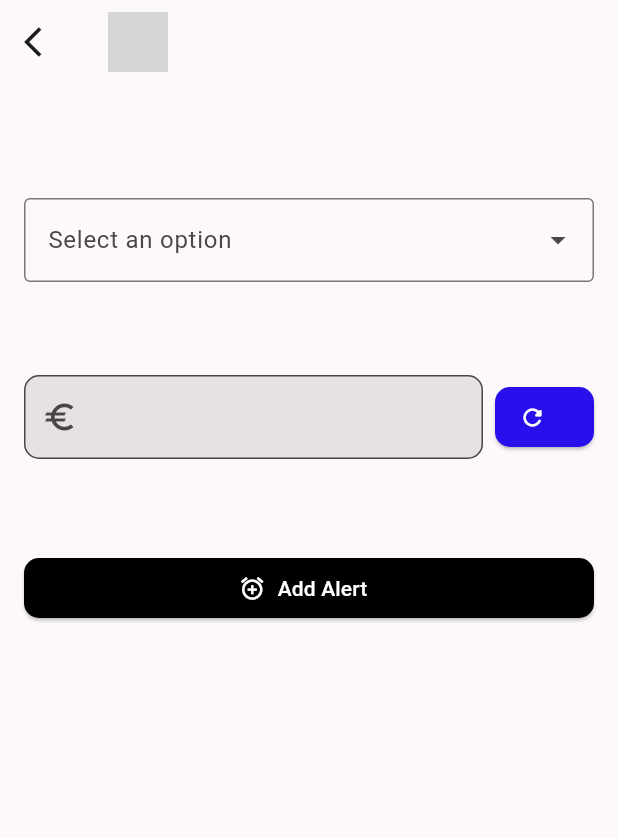
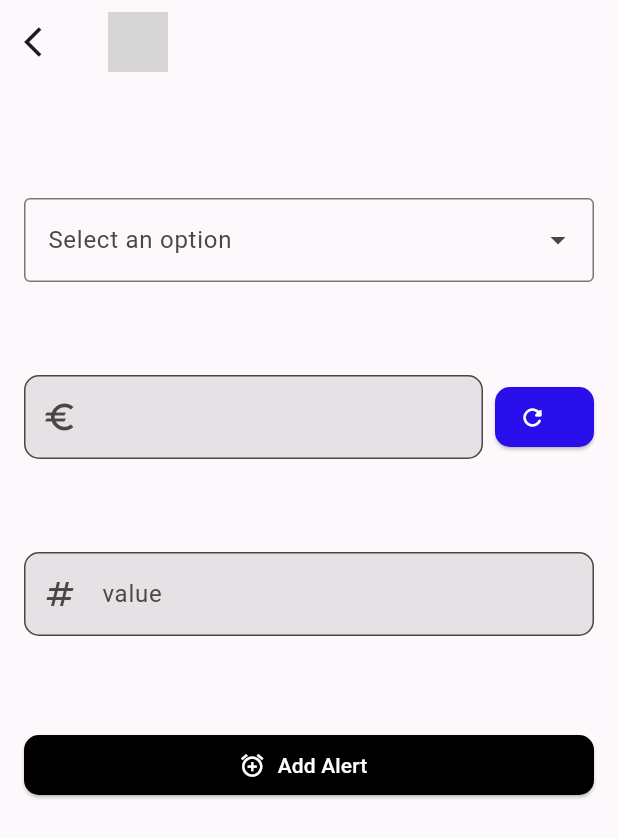
Before and after one commit to azizi06/tradingalertsapp, a Flutter app: the MyAddalertPage screen opened directly with empty values, on a phone screen of 412 x 824 dp. Shown: the top 838 px of the screen. Run offline on Flutter 3.47's test engine with Material 3 defaults, Android fonts, the phone set to English and light mode, and no system bars; our stand-ins replace cloud_firestore, dio, firebase_core, firebase_messaging, flutter_bloc, go_router and 2 more; missing offline and left inert: chart_sparkline; accounts and stored records are empty; network calls fail; Roboto replaces fonts that are missing (Roboto Flex); grey boxes are pictures that could not be loaded.

Commit message:
Adding FireStore

```diff
--- a/lib/api/firebase_messaging_api.dart
+++ b/lib/api/firebase_messaging_service.dart
@@ -2,7 +2,7 @@
 import 'package:firebase_core/firebase_core.dart';
 import 'package:firebase_messaging/firebase_messaging.dart';
 
-class FirebaseMessagingApi {
+class FirebaseMessagingService {
   final FirebaseMessaging _firebaseMessaging = FirebaseMessaging.instance;
 
   Future<void> initialize() async {
--- a/lib/main.dart
+++ b/lib/main.dart
@@ -1,5 +1,5 @@
 import 'package:flutter/material.dart';
-import 'package:stocksalertapp/api/firebase_messaging_api.dart';
+import 'package:stocksalertapp/api/firebase_messaging_service.dart';
 import 'package:stocksalertapp/models/coin_model.dart';
 import 'package:stocksalertapp/models/theme_enum.dart';
 import 'package:stocksalertapp/screens/addAlert_screen.dart';
@@ -71,7 +71,7 @@
   await Firebase.initializeApp(
     options: DefaultFirebaseOptions.currentPlatform,
   );
-  await FirebaseMessagingApi().initialize();
+  await FirebaseMessagingService().initialize();
   runApp(const MyApp());
 }
 
--- a/lib/models/alert_model.dart
+++ b/lib/models/alert_model.dart
@@ -1,5 +1,3 @@
-import 'dart:ffi';
-
 enum StockAlertType {
   priceOver,
   priceBelow,
@@ -7,14 +5,55 @@ enum StockAlertType {
   change24HBelow,
 }
 
+/// Represents a price alert for a specific cryptocurrency.
 class AlertModel {
+  /// The unique identifier of the cryptocurrency.
   final String coinID;
+
+  /// The type of stock alert.
   final StockAlertType type;
+
+  /// The current price of the cryptocurrency.
   final double coinPrice;
+
+  /// The target value for triggering the alert.
+  final double value;
+
+  /// Indicates if the alert has been notified to the user.
+  final bool isNotified;
+
+  /// The Firebase Cloud Messaging token for notifications.
+  final String fcmToken;
 
   AlertModel({
     required this.coinID,
     required this.type,
     required this.coinPrice,
+    required this.value,
+    required this.fcmToken,
+    required this.isNotified,
   });
+
+  /// Converts the model to a JSON format for storage or networking.
+  Map<String, dynamic> toJson() => {
+        'coinID': coinID,
+        'type': type.toString().split('.').last,
+        'coinPrice': coinPrice,
+        'value': value,
+        'isNotified': isNotified,
+        'fcmToken': fcmToken,
+      };
+
+  /// Creates an instance of AlertModel from a JSON object.
+  factory AlertModel.fromJson(Map<String, dynamic> json) {
+    return AlertModel(
+      coinID: json['coinID'],
+      type: StockAlertType.values.firstWhere(
+          (e) => e.toString().split('.').last == json['type']),
+      coinPrice: json['coinPrice'],
+      value: json['value'],
+      fcmToken: json['fcmToken'],
+      isNotified: json['isNotified'],
+    );
+  }
 }
--- a/lib/screens/addAlert_screen.dart
+++ b/lib/screens/addAlert_screen.dart
@@ -1,8 +1,11 @@
 import 'package:flutter/material.dart';
 import 'package:go_router/go_router.dart';
+import 'package:stocksalertapp/api/firebase_messaging_service.dart';
 import 'package:stocksalertapp/components/my_IconButton.dart';
 import 'package:stocksalertapp/components/my_textfield.dart';
 import 'package:stocksalertapp/helpers/design.dart';
+import 'package:cloud_firestore/cloud_firestore.dart';
+
 import 'package:stocksalertapp/models/alert_model.dart';
 
 class MyAddalertPage extends StatefulWidget {
@@ -17,6 +20,7 @@ class MyAddalertPage extends StatefulWidget {
 
 class _MyAddalertPageState extends State<MyAddalertPage> {
   String selectedChoice = "";
+
 
   @override
   Widget build(BuildContext context) {
@@ -44,7 +48,9 @@ class _MyAddalertPageState extends State<MyAddalertPage> {
         body: Column(
           crossAxisAlignment: CrossAxisAlignment.stretch,
           children: [
-            SizedBox(height: 60,),
+            SizedBox(
+              height: 60,
+            ),
             Padding(
               padding: const EdgeInsets.all(16.0),
               child: TextWidgetWithBottomSheet(
@@ -56,8 +62,9 @@ class _MyAddalertPageState extends State<MyAddalertPage> {
                 },
               ),
             ),
-            SizedBox(height: 30,),
-
+            SizedBox(
+              height: 30,
+            ),
             Padding(
               padding: const EdgeInsets.all(16.0),
               child: Row(
@@ -70,18 +77,32 @@ class _MyAddalertPageState extends State<MyAddalertPage> {
                       isObscure: false,
                     ),
                   ),
-      SizedBox(width: 8.0), // Adds spacing between the text field and the button
+                  SizedBox(
+                      width :8.0),
                   MyIconButton(
                     onPressed: () => "",
                     color: design.secondary,
                     icon: Icons.refresh_rounded,
                   ),
+
                 ],
               ),
             ),
-
-            SizedBox(height: 30,),
-
+            SizedBox(
+              height: 30,
+            ),
+             Padding(
+                    padding: const EdgeInsets.all(16.0),
+                    child: MyTextField(
+                      hintText: "value",
+                      myController: TextEditingController(),
+                      myIcon: Icon(Icons.numbers),
+                      isObscure: false,
+                    ),
+                  ),
+              SizedBox(
+              height: 30,
+            ),
             Padding(
               padding: const EdgeInsets.all(16.0),
               child: MyIconButton(
@@ -123,11 +144,17 @@ class TextWidgetWithBottomSheet extends StatefulWidget {
   });
 
   @override
-  _TextWidgetWithBottomSheetState createState() => _TextWidgetWithBottomSheetState();
+  _TextWidgetWithBottomSheetState createState() =>
+      _TextWidgetWithBottomSheetState();
 }
 
 class _TextWidgetWithBottomSheetState extends State<TextWidgetWithBottomSheet> {
-  final List<String> choices = ["Price is over", "Price is below", "24H change is over", "24H change is below"];
+  final List<String> choices = [
+    "Price is over",
+    "Price is below",
+    "24H change is over",
+    "24H change is below"
+  ];
 
   late String selectedChoice;
 
--- a/pubspec.yaml
+++ b/pubspec.yaml
@@ -50,6 +50,7 @@ dependencies:
   http: ^1.2.2
   chart_sparkline: ^1.1.1
   firebase_messaging: ^15.1.6
+  cloud_firestore: ^5.6.0
 
 dev_dependencies:
   flutter_test:
```
Also changed, not shown: lib/api/firestore_service.dart (added, +28 -0 lines), pubspec.lock, 3 other files. Lines whose indentation alone changed are shown as unchanged.
